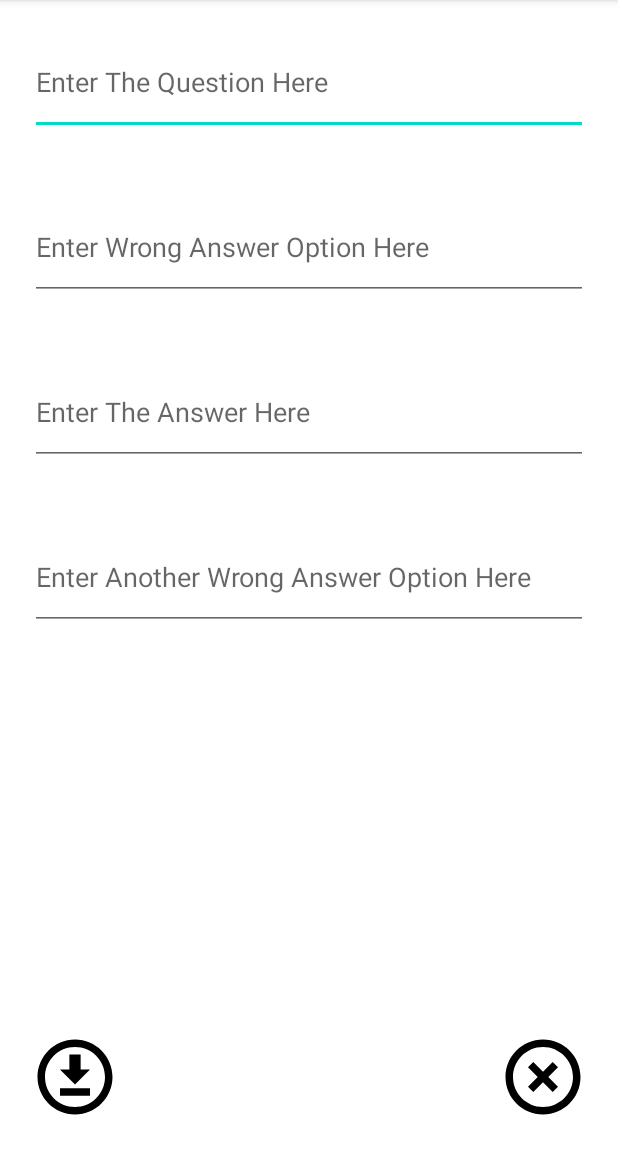
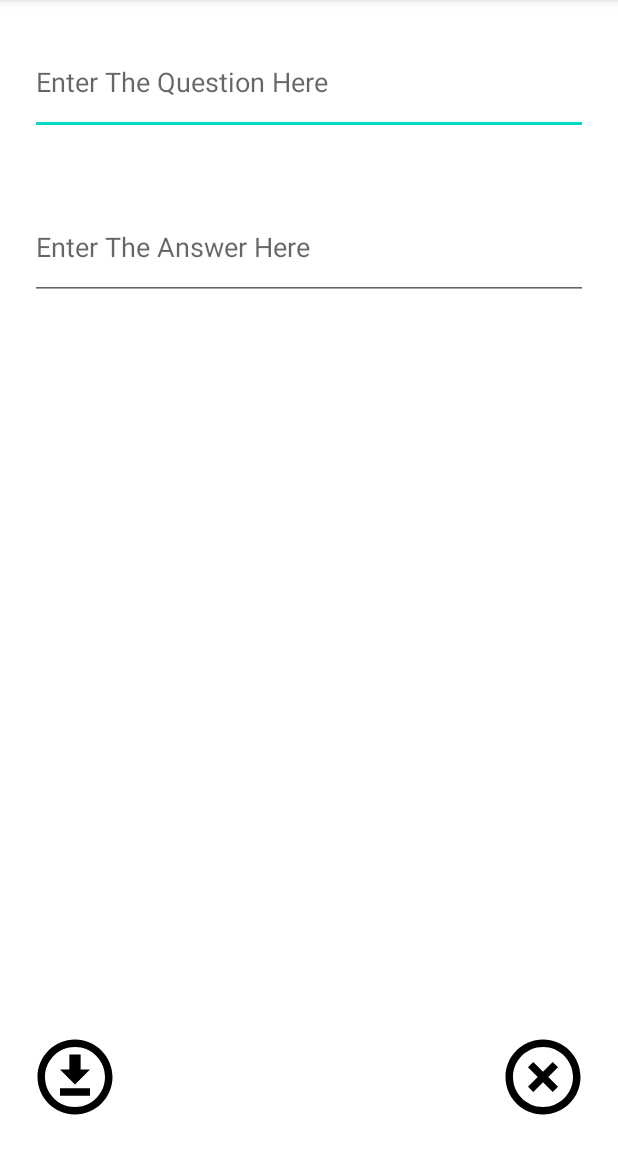
Before and after one commit to MyDebbie/FlashCard, an Android app: the screen it shows after launch (AddCardActivity), after a tap on an icon or button, on a phone screen of 412 x 824 dp, the part 84-1236 px from its top. Run offline under Robolectric (Android 15) with nearby library versions, the phone set to English and light mode, and no system bars; our stand-ins replace Room's generated code; 2 other taps on this screen came first.

Commit message:
save a card

```diff
--- a/app/src/main/java/com/example/flashcard/AddCardActivity.kt
+++ b/app/src/main/java/com/example/flashcard/AddCardActivity.kt
@@ -20,15 +20,11 @@ class AddCardActivity : AppCompatActivity() {
         val ivsave = findViewById<ImageView>(R.id.ivSave)
 
         val etquestion = findViewById<EditText>(R.id.etQuestion)
-        val etanswer0 = findViewById<EditText>(R.id.etAnswer0)
         val etanswer1 = findViewById<EditText>(R.id.etAnswer1)
-        val etanswer2 = findViewById<EditText>(R.id.etAnswer2)
 
 
         etquestion.setText(intent.getStringExtra("question_edit"))
-        etanswer0.setText(intent.getStringExtra("answer_edit0"))
         etanswer1.setText(intent.getStringExtra("answer_edit1"))
-        etanswer2.setText(intent.getStringExtra("answer_edit2"))
 
 
 
@@ -36,20 +32,16 @@ class AddCardActivity : AppCompatActivity() {
             val data = Intent()
 
             val etquestion = etquestion.text.toString()
-            val etanswer0 = etanswer0.text.toString()
             val etanswer1 = etanswer1.text.toString()
-            val etanswer2 = etanswer2.text.toString()
 
 
-            if(etquestion.isEmpty() or etanswer0.isEmpty() or etanswer1.isEmpty() or etanswer2.isEmpty()){
+            if(etquestion.isEmpty() or etanswer1.isEmpty()){
                 Toast.makeText(applicationContext, R.string.toast_message, Toast.LENGTH_SHORT).show()
             }
             else{
 
                 data.putExtra("question", etquestion)
-                data.putExtra("answer0", etanswer0)
                 data.putExtra("answer1", etanswer1)
-                data.putExtra("answer2", etanswer2)
 
                 setResult(RESULT_OK, data)
 
--- /dev/null
+++ b/app/src/main/java/com/example/flashcard/AppDatabase.kt
@@ -0,0 +1,10 @@
+package com.example.flashcard
+
+import androidx.room.Database
+import androidx.room.RoomDatabase
+
+@Database(entities = [Flashcard::class], version = 1)
+
+abstract class AppDatabase : RoomDatabase() {
+    abstract fun flashcardDao(): FlashcardDao
+}
--- /dev/null
+++ b/app/src/main/java/com/example/flashcard/FlashcardDao.kt
@@ -0,0 +1,23 @@
+package com.example.flashcard
+
+import androidx.room.Dao
+import androidx.room.Delete
+import androidx.room.Insert
+import androidx.room.OnConflictStrategy
+import androidx.room.Query
+import androidx.room.Update
+
+@Dao
+interface FlashcardDao {
+    @Query("SELECT * FROM flashcard")
+    fun getAll(): List<Flashcard>
+
+    @Insert
+    fun insertAll(vararg flashcards: Flashcard)
+
+    @Delete
+    fun delete(flashcard: Flashcard)
+
+    @Update(onConflict = OnConflictStrategy.REPLACE)
+    fun update(flashcard: Flashcard)
+}
--- /dev/null
+++ b/app/src/main/java/com/example/flashcard/FlashcardDatabase.kt
@@ -0,0 +1,52 @@
+package com.example.flashcard
+
+import android.content.Context
+import androidx.room.Room
+
+class FlashcardDatabase internal constructor(context: Context) {
+
+    private val db: AppDatabase
+
+    fun initFirstCard() {
+        if (db.flashcardDao().getAll().isEmpty()) {
+            insertCard(Flashcard("Who is the 44th President of the United States", "Barack Obama"))
+        }
+    }
+
+    fun getAllCards(): List<Flashcard> {
+        return db.flashcardDao().getAll()
+    }
+
+    fun insertCard(flashcard: Flashcard) {
+        db.flashcardDao().insertAll(flashcard)
+    }
+
+    fun deleteCard(flashcardQuestion: String) {
+        val allCards = db.flashcardDao().getAll()
+        for (card in allCards) {
+            if (card.question == flashcardQuestion) {
+                db.flashcardDao().delete(card)
+            }
+        }
+    }
+
+    fun updateCard(flashcard: Flashcard) {
+        db.flashcardDao().update(flashcard)
+    }
+
+    fun deleteAll() {
+        for (flashcard in db.flashcardDao().getAll()) {
+            db.flashcardDao().delete(flashcard)
+        }
+    }
+
+    init {
+        db = Room.databaseBuilder(
+            context.applicationContext,
+            AppDatabase::class.java, "flashcard-database"
+        )
+            .allowMainThreadQueries()
+            .fallbackToDestructiveMigration()
+            .build()
+    }
+}
--- /dev/null
+++ b/app/src/main/res/drawable/next.xml
@@ -0,0 +1 @@
+<!-- drawable/chevron_right.xml --><vector xmlns:android="http://schemas.android.com/apk/res/android" android:height="60dp" android:width="60dp" android:viewportWidth="24" android:viewportHeight="24"><path android:fillColor="#000000" android:pathData="M8.59,16.58L13.17,12L8.59,7.41L10,6L16,12L10,18L8.59,16.58Z" /></vector>
--- a/app/src/main/res/layout/activity_add_card.xml
+++ b/app/src/main/res/layout/activity_add_card.xml
@@ -21,20 +21,10 @@
 
 
     <EditText
-        android:id="@+id/etAnswer0"
-        android:layout_width="match_parent"
-        android:layout_height="70dp"
-        android:layout_margin="20dp"
-        android:layout_below="@id/etQuestion"
-        android:inputType="textMultiLine"
-        android:hint="@string/hint_flashcard_answer0"/>
-
-
-    <EditText
         android:id="@+id/etAnswer1"
         android:layout_width="match_parent"
         android:layout_height="70dp"
-        android:layout_below="@id/etAnswer0"
+        android:layout_below="@id/etQuestion"
         android:layout_marginStart="20dp"
         android:layout_marginTop="20dp"
         android:layout_marginEnd="20dp"
@@ -42,16 +32,6 @@
         android:hint="@string/hint_flashcard_answer1"
         android:inputType="textMultiLine" />
 
-    <EditText
-        android:id="@+id/etAnswer2"
-        android:layout_width="match_parent"
-        android:layout_height="70dp"
-        android:layout_below="@id/etAnswer1"
-        android:layout_marginStart="20dp"
-        android:layout_marginTop="20dp"
-        android:layout_marginEnd="20dp"
-        android:hint="@string/hint_flashcard_answer2"
-        android:inputType="textMultiLine" />
 
 
     <ImageView
--- a/build.gradle
+++ b/build.gradle
@@ -1,8 +1,8 @@
 // Top-level build file where you can add configuration options common to all sub-projects/modules.
 plugins {
-    id 'com.android.application' version '7.2.1' apply false
-    id 'com.android.library' version '7.2.1' apply false
-    id 'org.jetbrains.kotlin.android' version '1.6.10' apply false
+    id 'com.android.application' version '7.4.2' apply false
+    id 'com.android.library' version '7.4.2' apply false
+    id 'org.jetbrains.kotlin.android' version '1.6.21' apply false
 }
 
 task clean(type: Delete) {
```
Also changed, not shown: app/build.gradle (+7 -0 lines), app/src/main/java/com/example/flashcard/Flashcard.kt (added, +16 -0 lines), app/src/main/java/com/example/flashcard/MainActivity.kt (+80 -27 lines), app/src/main/res/layout/activity_main.xml (+11 -47 lines), gradle/wrapper/gradle-wrapper.properties.
